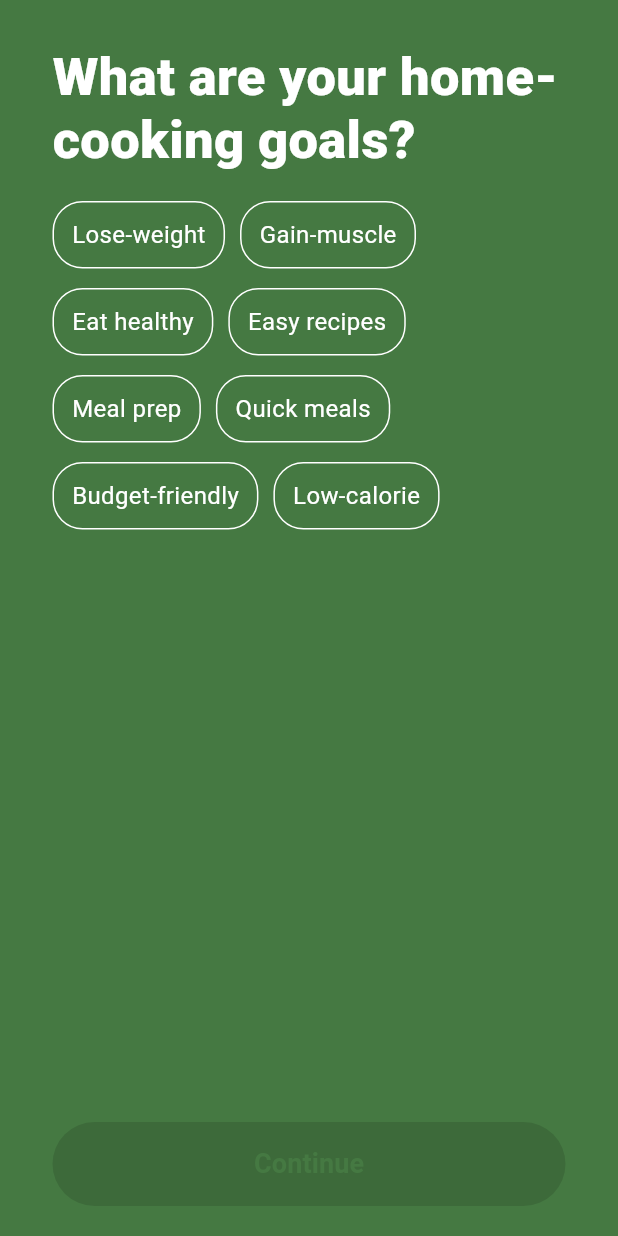
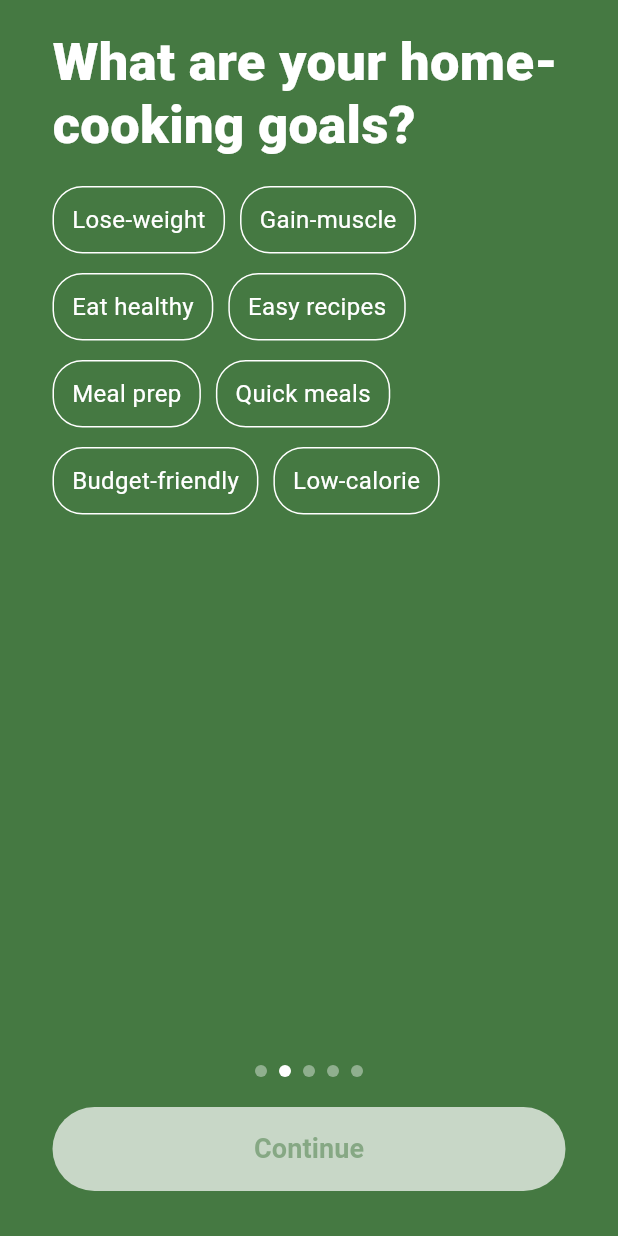
Before and after one commit to KennyTangg/Homii, a Flutter app: the GoalsScreen screen opened directly, on a phone screen of 412 x 824 dp. Run offline on Flutter 3.47's test engine with Material 3 defaults, Android fonts, the phone set to English and light mode, and no system bars; our stand-ins replace device_preview.

Commit message:
Add progress indicator

```diff
--- a/lib/screens/user_preferences/goals_screen.dart
+++ b/lib/screens/user_preferences/goals_screen.dart
@@ -29,7 +29,7 @@ class _GoalsScreenState extends State<GoalsScreen> {
         padding: const EdgeInsets.symmetric(horizontal: 12, vertical: 10),
         margin: const EdgeInsets.only(bottom: 8),
         decoration: BoxDecoration(
-          color: Colors.transparent, // Set to transparent
+          color: Colors.transparent,
           borderRadius: BorderRadius.circular(20),
           border: Border.all(
             color: Colors.white,
@@ -54,7 +54,7 @@ class _GoalsScreenState extends State<GoalsScreen> {
       backgroundColor: Theme.of(context).colorScheme.primary,
       body: SafeArea(
         child: Padding(
-          padding: const EdgeInsets.symmetric(horizontal: 35, vertical: 20),
+          padding: const EdgeInsets.symmetric(horizontal: 35, vertical: 10),
           child: Column(
             crossAxisAlignment: CrossAxisAlignment.start,
             children: [
@@ -76,7 +76,26 @@ class _GoalsScreenState extends State<GoalsScreen> {
                   children: goals.map((diet) => _buildDietChip(diet)).toList(),
                 ),
               ),
-              SizedBox(
+              // Progress indicator dots at bottom
+              Row(
+                mainAxisAlignment: MainAxisAlignment.center,
+                children: [
+                  for (int i = 0; i < 5; i++)
+                    Container(
+                      width: 8,
+                      height: 8,
+                      margin: const EdgeInsets.symmetric(horizontal: 4),
+                      decoration: BoxDecoration(
+                        shape: BoxShape.circle,
+                        color: i == 1
+                            ? Colors.white
+                            : Colors.white.withOpacity(0.4),
+                      ),
+                    ),
+                ],
+              ),
+              const SizedBox(height: 20),
+              Container(
                 width: double.infinity,
                 child: ElevatedButton(
                   onPressed: selectedGoal != null
@@ -104,22 +123,25 @@ class _GoalsScreenState extends State<GoalsScreen> {
                       : null,
                   style: ElevatedButton.styleFrom(
                     backgroundColor: Colors.white,
-                    padding: const EdgeInsets.symmetric(vertical: 15),
+                    foregroundColor: Color.fromRGBO(69, 121, 66, 1),
+                    disabledBackgroundColor: Colors.white.withOpacity(0.7),
+                    disabledForegroundColor: Color.fromRGBO(69, 121, 66, 0.5),
+                    elevation: 0,
                     shape: RoundedRectangleBorder(
                       borderRadius: BorderRadius.circular(30),
                     ),
+                    padding: EdgeInsets.symmetric(vertical: 15),
                   ),
                   child: Text(
                     'Continue',
                     style: TextStyle(
                       fontSize: 18,
                       fontWeight: FontWeight.bold,
-                      color: Color.fromRGBO(69, 121, 66, 1)
-
                     ),
                   ),
                 ),
               ),
+              const SizedBox(height: 20),
             ],
           ),
         ),
```
Also changed, not shown: lib/screens/user_preferences/diet_selection_screen.dart (+19 -0 lines), lib/screens/user_preferences/info_selection_screen.dart (+19 -0 lines), lib/screens/user_preferences/measurements_screen.dart (+23 -0 lines).
